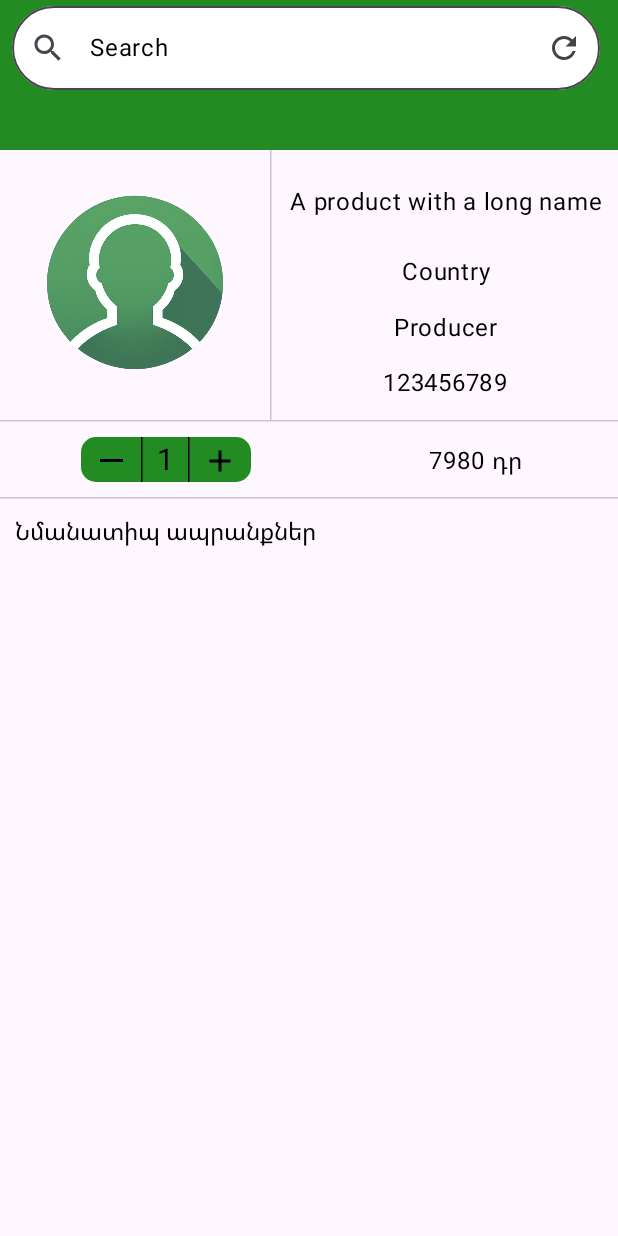
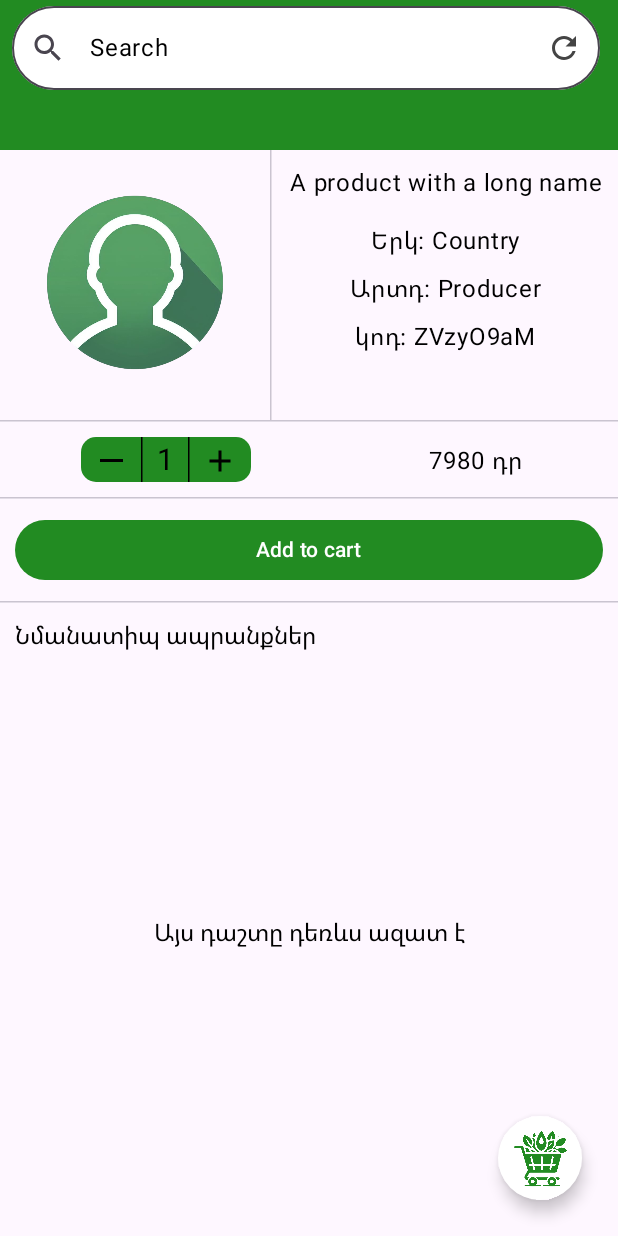
Before and after one commit to Henze1/PHC, an Android app built with Jetpack Compose: the @Preview function ProductPreview, on a phone screen of 412 x 824 dp. Run offline under Robolectric (Android 15) with nearby library versions, the phone set to English and light mode, and no system bars.

Commit message:
commit v7.5.4

```diff
--- a/app/src/main/java/com/main/phc/inside/Member.kt
+++ b/app/src/main/java/com/main/phc/inside/Member.kt
@@ -4,16 +4,41 @@ import androidx.compose.material.icons.Icons
 import androidx.compose.material.icons.filled.FavoriteBorder
 import androidx.compose.ui.graphics.painter.Painter
 import androidx.compose.ui.graphics.vector.ImageVector
-import java.util.UUID
+import kotlin.random.Random
 
 data class Member(
     val image: Painter,
     val name: String,
     val price: String,
-    val id: String = UUID.randomUUID().toString(),
+    var id: String = "",
     var producer: String = "",
     var producerCountry: String = "",
     var count: Int = 1,
     var icon: ImageVector = Icons.Default.FavoriteBorder,
-    var isSelected: Boolean = false
+    var isSelected: Boolean = false,
 )
+{
+
+    companion object {
+        private val generatedIds = mutableSetOf<String>()
+        private fun generateUniqueId(length: Int): String {
+            val charPool: List<Char> = ('A'..'Z') + ('a'..'z') + ('0'..'9')
+            var uniqueId: String
+            do {
+                uniqueId = (1..length)
+                    .map { Random.nextInt(0, charPool.size) }
+                    .map(charPool::get)
+                    .joinToString("")
+            } while (generatedIds.contains(uniqueId))
+            generatedIds.add(uniqueId)
+            return uniqueId
+        }
+    }
+
+    private val unID = generateUniqueId(8)
+
+    init {
+        this.id = unID
+    }
+
+}
--- a/app/src/main/java/com/main/phc/inside/Product.kt
+++ b/app/src/main/java/com/main/phc/inside/Product.kt
@@ -12,7 +12,9 @@ import androidx.compose.foundation.layout.fillMaxSize
 import androidx.compose.foundation.layout.fillMaxWidth
 import androidx.compose.foundation.layout.height
 import androidx.compose.foundation.layout.padding
+import androidx.compose.foundation.layout.size
 import androidx.compose.foundation.layout.width
+import androidx.compose.foundation.shape.CircleShape
 import androidx.compose.foundation.shape.RoundedCornerShape
 import androidx.compose.foundation.text.KeyboardActions
 import androidx.compose.foundation.text.KeyboardOptions
@@ -21,7 +23,12 @@ import androidx.compose.material.icons.Icons
 import androidx.compose.material.icons.filled.Add
 import androidx.compose.material.icons.filled.Refresh
 import androidx.compose.material.icons.filled.Search
+import androidx.compose.material3.Button
+import androidx.compose.material3.ButtonDefaults
+import androidx.compose.material3.DrawerState
+import androidx.compose.material3.DrawerValue
 import androidx.compose.material3.ExperimentalMaterial3Api
+import androidx.compose.material3.FloatingActionButton
 import androidx.compose.material3.HorizontalDivider
 import androidx.compose.material3.Icon
 import androidx.compose.material3.IconButton
@@ -32,34 +39,44 @@ import androidx.compose.material3.TextFieldDefaults
 import androidx.compose.material3.TopAppBar
 import androidx.compose.material3.TopAppBarDefaults
 import androidx.compose.material3.VerticalDivider
+import androidx.compose.material3.rememberDrawerState
 import androidx.compose.runtime.Composable
 import androidx.compose.runtime.getValue
 import androidx.compose.runtime.mutableIntStateOf
 import androidx.compose.runtime.mutableStateOf
 import androidx.compose.runtime.remember
+import androidx.compose.runtime.rememberCoroutineScope
 import androidx.compose.runtime.setValue
-import androidx.compose.runtime.snapshots.SnapshotStateList
 import androidx.compose.ui.Alignment
 import androidx.compose.ui.Modifier
 import androidx.compose.ui.graphics.Color
+import androidx.compose.ui.graphics.ColorFilter
 import androidx.compose.ui.res.painterResource
 import androidx.compose.ui.text.input.ImeAction
 import androidx.compose.ui.text.input.KeyboardType
 import androidx.compose.ui.text.style.TextAlign
+import androidx.compose.ui.text.style.TextOverflow
 import androidx.compose.ui.tooling.preview.Preview
 import androidx.compose.ui.unit.dp
 import androidx.compose.ui.unit.sp
 import com.main.phc.R
+import com.main.phc.draweritems.CartBottomSheet
+import com.main.phc.viewmodels.MemberViewModel.Companion.memberList
+import kotlinx.coroutines.launch
 
 @OptIn(ExperimentalMaterial3Api::class)
 @Composable
 fun Product(
+    drawerState: DrawerState,
     member: Member,
-    memberForCatalogImages: ArrayList<Member>,
-    cartMembers: SnapshotStateList<Member>
+//    memberForCatalogImages: ArrayList<Member>,
+//    cartMembers: SnapshotStateList<Member>
 ) {
     val itemCount = remember { mutableIntStateOf(member.count) }
     var searchText by remember { mutableStateOf("") }
+    var showBottomSheet by remember { mutableStateOf(false) }
+    val scope = rememberCoroutineScope()
+
     Column(
         modifier = Modifier
             .fillMaxSize()
@@ -166,12 +183,13 @@ fun Product(
                 Column(
                     modifier = Modifier
                         .fillMaxSize(),
-                    verticalArrangement = Arrangement.SpaceEvenly
+                    verticalArrangement = Arrangement.Top
                 ) {
                     Text(
                         textAlign = TextAlign.Center,
-                        text = member.name,
-                        maxLines = 5,
+                        text = member.name.replace("_", " "),
+                        maxLines = 3,
+                        overflow = TextOverflow.Ellipsis,
                         style = MaterialTheme.typography.bodyLarge,
                         modifier = Modifier
                             .fillMaxWidth()
@@ -181,39 +199,43 @@ fun Product(
                     if (member.producerCountry != "") {
                         Text(
                             textAlign = TextAlign.Center,
-                            text = member.producerCountry,
+                            text = "Երկ: " + member.producerCountry,
                             maxLines = 1,
                             minLines = 1,
                             style = MaterialTheme.typography.bodyLarge,
                             modifier = Modifier
                                 .fillMaxWidth()
+                                .padding(4.dp)
                         )
                     }
 
                     if (member.producer != "") {
                         Text(
                             textAlign = TextAlign.Center,
-                            text = member.producer,
+                            text = "Արտդ: " + member.producer,
                             maxLines = 1,
                             minLines = 1,
                             style = MaterialTheme.typography.bodyLarge,
                             modifier = Modifier
                                 .fillMaxWidth()
+                                .padding(4.dp)
                         )
                     }
 
                     Text(
                         textAlign = TextAlign.Center,
-                        text = member.id,
+                        text = "կոդ։ " + member.id,
                         maxLines = 2,
                         minLines = 1,
                         style = MaterialTheme.typography.bodyLarge,
                         modifier = Modifier
                             .fillMaxWidth()
+                            .padding(4.dp)
                     )
                 }
             }
             HorizontalDivider()
+
             Row(
                 horizontalArrangement = Arrangement.SpaceAround,
                 verticalAlignment = Alignment.CenterVertically,
@@ -278,11 +300,45 @@ fun Product(
                 }
                 Text(
                     textAlign = TextAlign.Center,
-                    text = (member.price.toInt() * itemCount.intValue).toString() + " դր",
+                    text = (member.price.replace("_դր", "").toInt() * itemCount.intValue).toString() + " դր",
                     maxLines = 5,
                     style = MaterialTheme.typography.bodyLarge,
                     modifier = Modifier
                         .padding(10.dp)
+                )
+            }
+            HorizontalDivider()
+            Button(
+                onClick = {
+                    //TODO("Implement")
+                    if(memberList.contains(member)) {
+                        memberList.remove(member)
+                        member.count++
+                        memberList.add(member)
+                    } else {
+                        memberList.add(
+                            Member(
+                                image = member.image,
+                                name = member.name,
+                                price = member.price,
+                                producer = member.producer,
+                                producerCountry = member.producerCountry,
+                                id = member.id
+                            )
+                        )
+                    }
+                },
+                modifier = Modifier
+                    .fillMaxWidth()
+                    .padding(10.dp),
+                colors = ButtonDefaults.buttonColors(
+                    containerColor = Color(0xFF228B22),
+                    contentColor = Color.White
+                )
+            ) {
+                Text(
+                    text = "Add to cart",
+                    color = Color.White
                 )
             }
             HorizontalDivider()
@@ -293,11 +349,57 @@ fun Product(
                 modifier = Modifier
                     .padding(start = 10.dp, top = 10.dp)
             )
+        }
 
-            CatalogImageSweepableRow(
-                memberForCatalogImages,
-                cartMembers
-            )
+        //TODO("replace with actual bottom sheet")
+        Text(
+            textAlign = TextAlign.Center,
+            text = "Այս դաշտը դեռևս ազատ է",
+            fontSize = 16.sp,
+            modifier = Modifier
+                .fillMaxSize()
+                .padding(10.dp),
+            minLines = 2
+        )
+    }
+    Box(
+        modifier = Modifier
+            .fillMaxSize()
+            .padding(end = 8.dp, bottom = 8.dp),
+        contentAlignment = Alignment.BottomEnd
+    ) {
+        FloatingActionButton(
+            containerColor = Color.White,
+            contentColor = Color.White,
+            shape = CircleShape,
+            onClick = {
+                showBottomSheet = true
+            },
+            modifier = Modifier
+                .padding(16.dp),
+            content = {
+                Image(
+                    modifier = Modifier
+                        .size(50.dp),
+                    painter = painterResource(id = R.drawable.cart1img),
+                    contentDescription = "Email",
+                    colorFilter = ColorFilter.tint(Color(0xFF228B22))
+                )
+            }
+        )
+    }
+    if (showBottomSheet) {
+            @Suppress("KotlinConstantConditions")
+            CartBottomSheet(
+            scope = scope,
+            showBottomSheet = showBottomSheet,
+            closeDrawer = {
+                scope.launch { drawerState.close() }
+                    .invokeOnCompletion { showBottomSheet = false }
+            }
+        )
+        {
+            SheetContent(items = memberList)
         }
     }
 }
@@ -305,9 +407,8 @@ fun Product(
 @Preview(showBackground = true)
 @Composable
 fun ProductPreview() {
-    val list1 = ArrayList<Member>()
-    val list2 = SnapshotStateList<Member>()
     Product(
+        drawerState = rememberDrawerState(initialValue = DrawerValue.Closed),
         member = Member(
             image = painterResource(id = R.drawable.userimg),
             name = "A product with a long name",
@@ -315,8 +416,6 @@ fun ProductPreview() {
             producer = "Producer",
             producerCountry = "Country",
             id = "123456789"
-        ),
-        memberForCatalogImages = list1,
-        cartMembers = list2
+        )
     )
 }
--- a/app/src/main/java/com/main/phc/viewmodels/MemberViewModel.kt
+++ b/app/src/main/java/com/main/phc/viewmodels/MemberViewModel.kt
@@ -3,11 +3,13 @@ package com.main.phc.viewmodels
 import androidx.compose.runtime.getValue
 import androidx.compose.runtime.mutableStateOf
 import androidx.compose.runtime.setValue
+import androidx.compose.runtime.snapshots.SnapshotStateList
 import androidx.lifecycle.ViewModel
 import com.main.phc.inside.Member
 
 class MemberViewModel: ViewModel() {
+    var member by mutableStateOf<Member?>(null)
     companion object {
-        var member by mutableStateOf<Member?>(null)
+        val memberList = SnapshotStateList<Member>()
     }
 }
```
Also changed, not shown: app/src/main/java/com/main/phc/AppNavGraph.kt (+32 -3 lines), app/src/main/java/com/main/phc/inside/AllDestinations.kt (+9 -0 lines), app/src/main/java/com/main/phc/inside/BottomSheetContent.kt (+22 -5 lines), app/src/main/java/com/main/phc/inside/MainPage.kt (+65 -26 lines), app/src/main/java/com/main/phc/inside/Vitamins.kt (+75 -5 lines).
